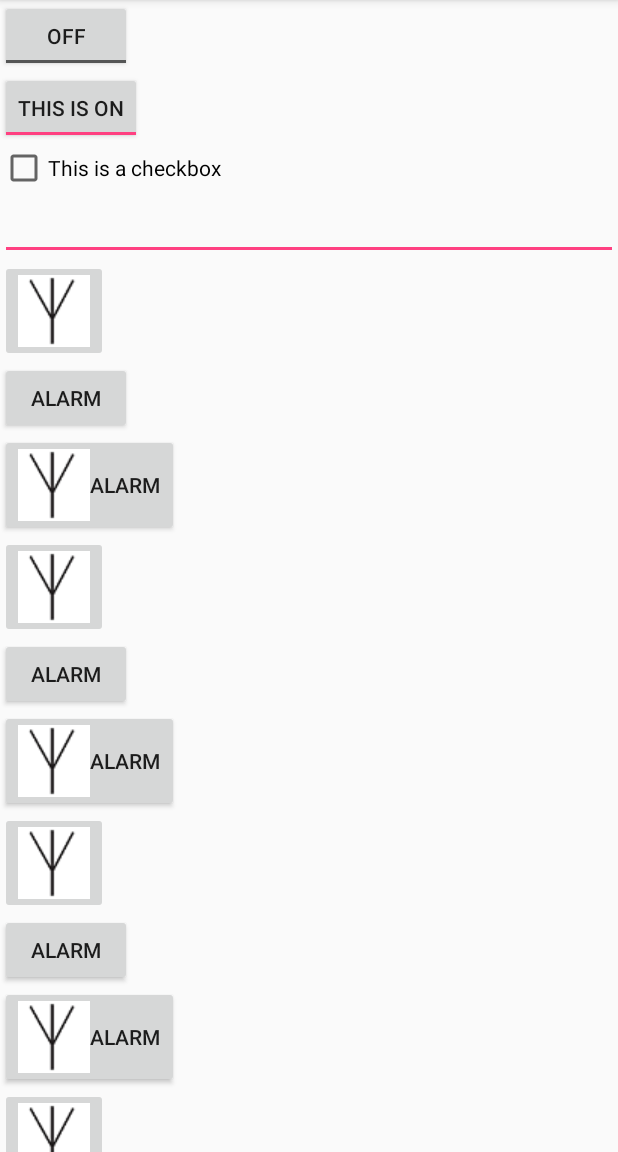
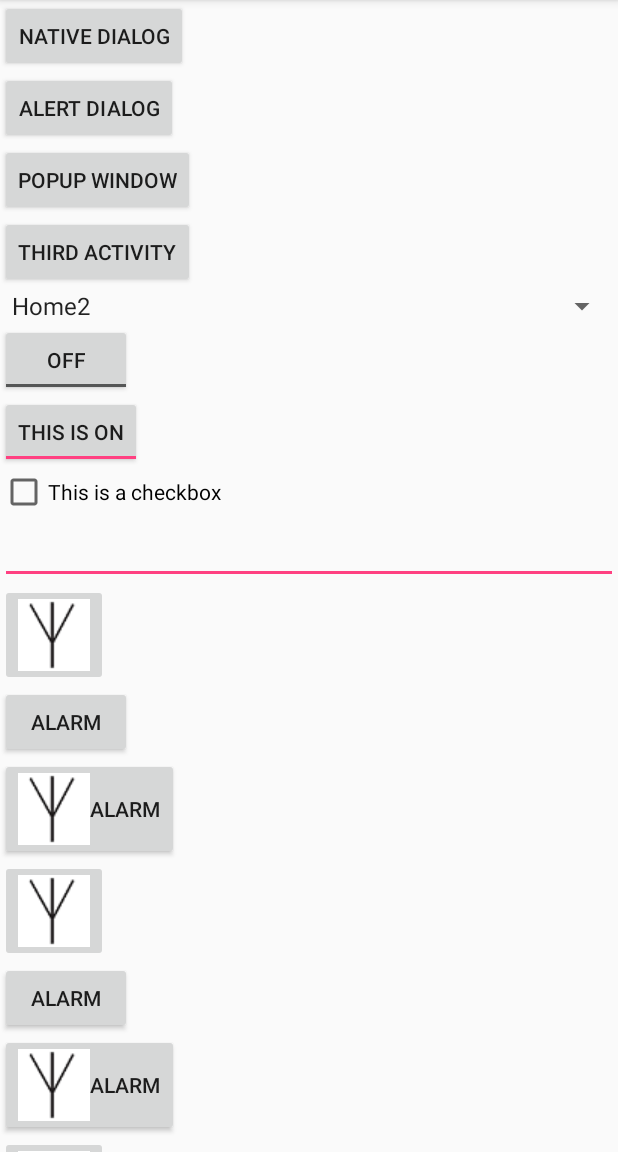
Before and after one commit to danvallejo/android-210, an Android app: the screen it shows after launch (MainActivity), on a phone screen of 412 x 824 dp, the part 84-1236 px from its top. Run offline under Robolectric (Android 15) with nearby library versions, the phone set to English and light mode, and no system bars.

Commit message:
Up to Dialogs

```diff
--- a/HelloWorld/app/src/main/AndroidManifest.xml
+++ b/HelloWorld/app/src/main/AndroidManifest.xml
@@ -15,9 +15,8 @@
                 <category android:name="android.intent.category.LAUNCHER" />
             </intent-filter>
         </activity>
-
-        <activity android:name=".SecondActivity">
-        </activity>
+        <activity android:name=".SecondActivity"></activity>
+        <activity android:name=".ThirdActivity"></activity>
     </application>
 
 </manifest>
--- a/HelloWorld/app/src/main/res/layout/activity_main.xml
+++ b/HelloWorld/app/src/main/res/layout/activity_main.xml
@@ -6,6 +6,38 @@
         android:layout_width="match_parent"
         android:layout_height="match_parent"
         android:orientation="vertical">
+
+        <Button
+            android:text="Native Dialog"
+            android:layout_width="wrap_content"
+            android:layout_height="wrap_content"
+            android:onClick="onDialog"/>
+
+        <Button
+            android:text="Alert Dialog"
+            android:layout_width="wrap_content"
+            android:layout_height="wrap_content"
+            android:onClick="onAlertDialog"/>
+
+        <Button
+            android:id="@+id/uxPopupWindow"
+            android:text="Popup Window"
+            android:layout_width="wrap_content"
+            android:layout_height="wrap_content"
+            android:onClick="onPopupWindow"/>
+
+        <Button
+            android:id="@+id/uxThirdActivity"
+            android:layout_width="wrap_content"
+            android:layout_height="wrap_content"
+            android:text="Third Activity"
+            android:onClick="onThirdActivity"/>
+
+        <Spinner
+            android:id="@+id/uxPhoneTypeSpinner"
+            android:layout_width="match_parent"
+            android:layout_height="wrap_content"
+            />
 
         <ToggleButton
             android:id="@+id/uxToggleButton"
--- a/HelloWorld/app/src/main/res/values/strings.xml
+++ b/HelloWorld/app/src/main/res/values/strings.xml
@@ -10,4 +10,19 @@
         <item>Anguilla</item>
         <item>Antarctica</item>
     </string-array>
+
+    <string-array name="phonetype_array">
+        <item>Home2</item>
+        <item>Mobile</item>
+        <item>Fax</item>
+    </string-array>
+
+    <string-array name="cities_array">
+        <item>Seattle</item>
+        <item>Portland</item>
+        <item>Los Angeles</item>
+        <item>New York</item>
+        <item>Chicago</item>
+        <item>Dallas</item>
+    </string-array>
 </resources>
--- a/HelloWorld/build.gradle
+++ b/HelloWorld/build.gradle
@@ -5,7 +5,7 @@ buildscript {
         jcenter()
     }
     dependencies {
-        classpath 'com.android.tools.build:gradle:2.2.1'
+        classpath 'com.android.tools.build:gradle:2.2.2'
 
         // NOTE: Do not place your application dependencies here; they belong
         // in the individual module build.gradle files
```
Also changed, not shown: HelloWorld/app/src/main/java/com/cstructor/helloworld/MainActivity.java (+140 -12 lines), HelloWorld/app/src/main/java/com/cstructor/helloworld/ThirdActivity.java (added, +34 -0 lines), HelloWorld/app/src/main/res/layout/activity_third.xml (added, +7 -0 lines), HelloWorld/app/src/main/res/layout/dialog_demo.xml (added, +50 -0 lines), HelloWorld/app/src/main/res/layout/popup_example.xml (added, +18 -0 lines).
